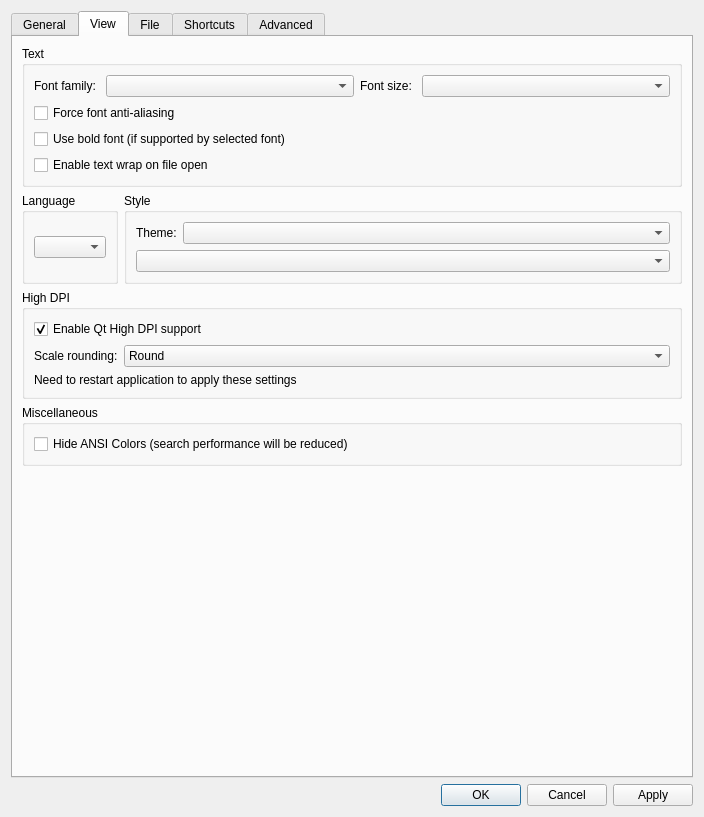
Above: src/ui/include/optionsdialog.ui from yevhenii-sir/klogg before the change. Below: the same form after it.
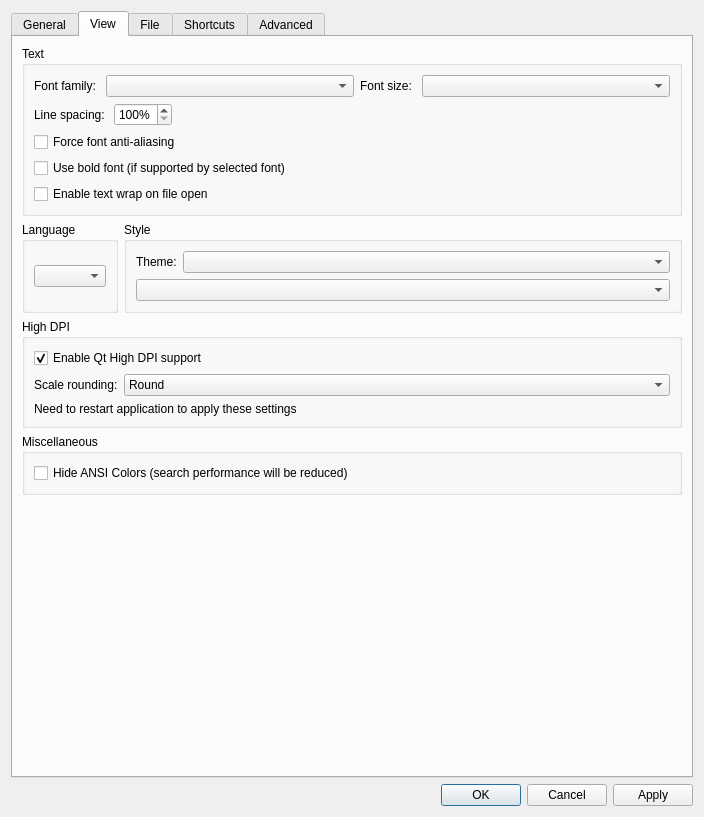
That is the form after the change. The open tabs and pages were chosen to show the change.

Commit message:
feat(ui): add configurable log line spacing with 120% default
  Add a line spacing setting alongside font size in preferences.
  Apply the configured spacing to main and filtered log views.
  Cover configuration persistence and UI row-height behavior with tests.

Patch:
```diff
--- a/src/ui/include/optionsdialog.ui
+++ b/src/ui/include/optionsdialog.ui
@@ -299,7 +299,44 @@
              </layout>
             </item>
             <item>
-             <layout class="QHBoxLayout" name="horizontalLayout_9"/>
+             <layout class="QHBoxLayout" name="horizontalLayout_9">
+              <item>
+               <widget class="QLabel" name="lineSpacingLabel">
+                <property name="text">
+                 <string>Line spacing: </string>
+                </property>
+               </widget>
+              </item>
+              <item>
+               <widget class="QSpinBox" name="lineSpacingSpinBox">
+                <property name="minimum">
+                 <number>100</number>
+                </property>
+                <property name="maximum">
+                 <number>200</number>
+                </property>
+                <property name="singleStep">
+                 <number>5</number>
+                </property>
+                <property name="suffix">
+                 <string>%</string>
+                </property>
+               </widget>
+              </item>
+              <item>
+               <spacer name="horizontalSpacer_lineSpacing">
+                <property name="orientation">
+                 <enum>Qt::Horizontal</enum>
+                </property>
+                <property name="sizeHint" stdset="0">
+                 <size>
+                  <width>40</width>
+                  <height>20</height>
+                 </size>
+                </property>
+               </spacer>
+              </item>
+             </layout>
             </item>
             <item>
              <widget class="QCheckBox" name="fontSmoothCheckBox">
```
The commit also changes 10 other files.
